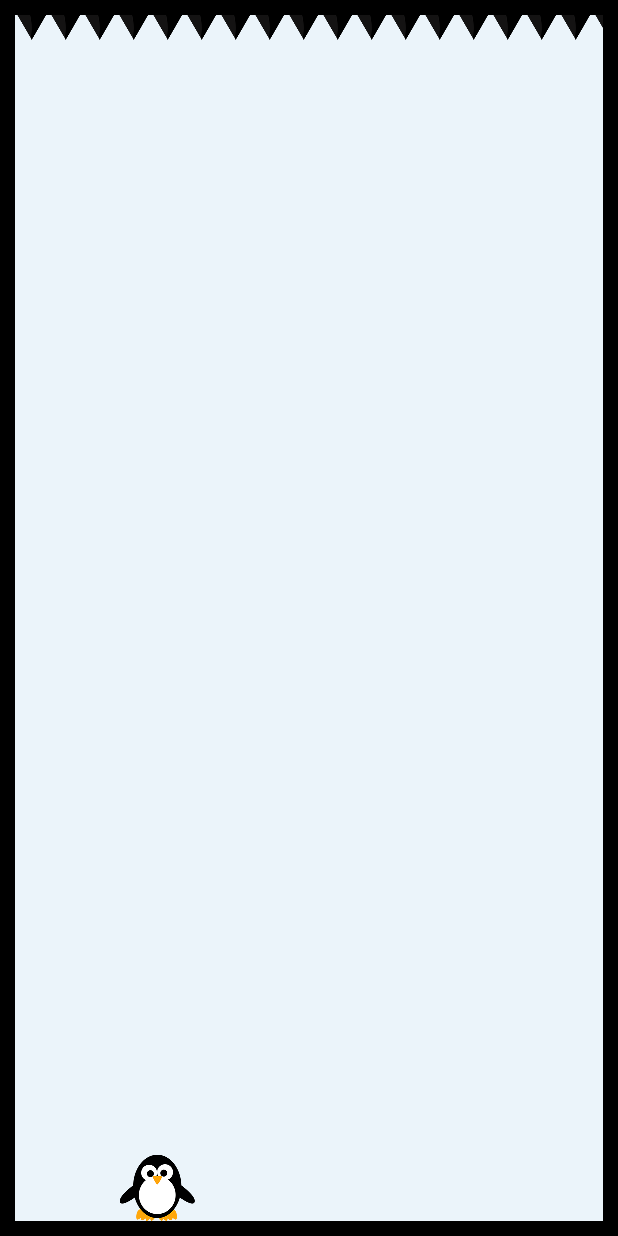
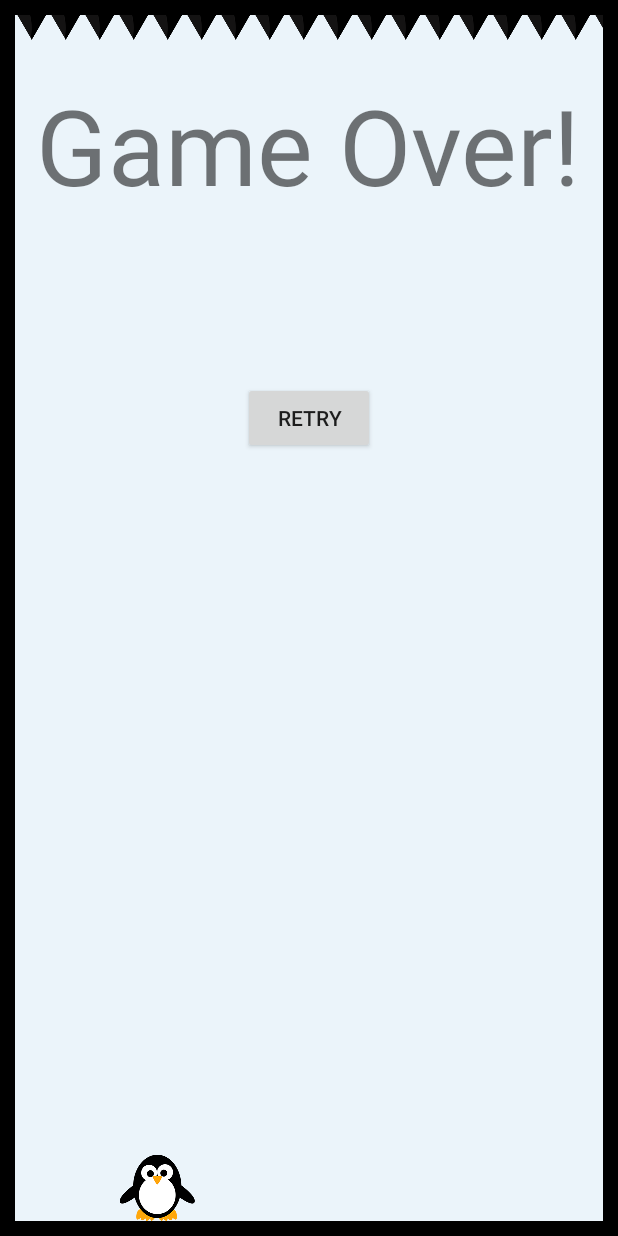
Before and after one commit to vladfatu/dont-die, an Android app: the layout activity_game.xml on its own in the app's theme, with its tools: preview values and no code run, on a phone screen of 412 x 824 dp. Run offline under Robolectric (Android 15) with nearby library versions, the phone set to English and light mode, and no system bars.

Commit message:
- added end of game messages

```diff
--- a/app/src/main/res/layout/activity_game.xml
+++ b/app/src/main/res/layout/activity_game.xml
@@ -36,7 +36,7 @@
         android:id="@+id/gameOverLayout"
         android:layout_width="match_parent"
         android:layout_height="match_parent"
-        android:visibility="gone">
+        android:visibility="visible">
 
         <TextView
             android:id="@+id/gameOverText"
@@ -44,8 +44,21 @@
             android:layout_height="wrap_content"
             android:text="@string/game_over"
             android:textSize="70dp"
+            android:layout_marginTop="50dp"
+            android:layout_centerHorizontal="true" />
+
+        <TextView
+            android:id="@+id/gameOverMessage"
+            android:layout_width="wrap_content"
+            android:layout_height="wrap_content"
+            android:textSize="20dp"
+            android:gravity="center"
             android:layout_centerVertical="true"
-            android:layout_centerHorizontal="true" />
+            android:layout_centerHorizontal="true"
+            android:layout_below="@id/gameOverText"
+            android:layout_marginTop="10dp"
+            android:layout_marginLeft="50dp"
+            android:layout_marginRight="50dp"/>
 
         <TextView
             android:id="@+id/gameOverScore"
@@ -54,7 +67,7 @@
             android:textSize="40dp"
             android:layout_centerVertical="true"
             android:layout_centerHorizontal="true"
-            android:layout_below="@id/gameOverText"
+            android:layout_below="@id/gameOverMessage"
             android:layout_marginTop="10dp"/>
 
         <Button
```
Also changed, not shown: app/src/main/java/com/tacticsgames/dontdie/GameActivity.java (+14 -1 lines), app/src/main/java/com/tacticsgames/dontdie/InsultPicker.java (added, +57 -0 lines), app/src/main/res/values/end_messages.xml (added, +12 -0 lines), 2 other files.
